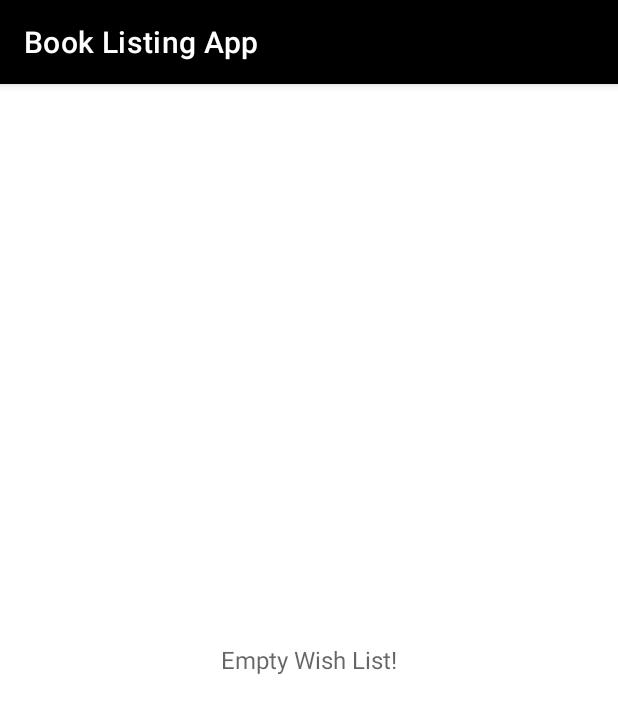
After one commit to OmarKhaledm21/Book-Listing-App-Android-Native-Java-, an Android app: the WishListActivity screen opened directly, with no data from a screen before it, on a phone screen of 412 x 824 dp. The commit adds this screen. Shown: the top 713 px of the screen. Run offline under Robolectric (Android 15) with nearby library versions, the phone set to English and light mode, and no system bars.

Commit message:
added wishlist activity

```diff
--- /dev/null
+++ b/app/src/main/java/com/projects/booklistingapp/WishListActivity.java
@@ -0,0 +1,36 @@
+package com.projects.booklistingapp;
+
+import androidx.appcompat.app.AppCompatActivity;
+
+import android.os.Bundle;
+import android.util.Log;
+import android.widget.ListView;
+import android.widget.TextView;
+
+import java.util.ArrayList;
+
+
+public class WishListActivity extends AppCompatActivity {
+
+    @Override
+    protected void onCreate(Bundle savedInstanceState) {
+        super.onCreate(savedInstanceState);
+        setContentView(R.layout.activity_wish_list);
+
+
+        ListView listView = (ListView) findViewById(R.id.list);
+
+
+        ArrayList<Book> books = null;
+
+        if(books!= null && books.size()>0) {
+            BooksAdapter booksAdapter = new BooksAdapter(WishListActivity.this, 0, books);
+            listView.setAdapter(booksAdapter);
+        }else{
+            TextView textView = (TextView) findViewById(R.id.empty_view);
+            textView.setText("Empty Wish List!");
+        }
+    }
+
+
+}
--- /dev/null
+++ b/app/src/main/res/layout/activity_wish_list.xml
@@ -0,0 +1,24 @@
+<?xml version="1.0" encoding="utf-8"?>
+<RelativeLayout xmlns:android="http://schemas.android.com/apk/res/android"
+    android:layout_width="match_parent"
+    android:layout_height="match_parent">
+
+
+    <ListView
+        android:id="@+id/list"
+        android:layout_width="match_parent"
+        android:layout_height="match_parent"
+        android:divider="@null"
+        android:dividerHeight="0dp"
+        android:orientation="vertical" />
+
+
+    <TextView
+        android:id="@+id/empty_view"
+        android:textSize="@dimen/text_size_list_item"
+        android:layout_width="wrap_content"
+        android:layout_height="wrap_content"
+        android:layout_centerInParent="true"
+        android:textAppearance="?android:textAppearanceMedium" />
+
+</RelativeLayout>
--- /dev/null
+++ b/app/src/main/res/menu/main_menu.xml
@@ -0,0 +1,6 @@
+<?xml version="1.0" encoding="utf-8"?>
+<menu xmlns:android="http://schemas.android.com/apk/res/android">
+    <item
+        android:id="@+id/menu1"
+        android:title="@string/my_wish_list" />
+</menu>
--- a/app/src/main/res/values/strings.xml
+++ b/app/src/main/res/values/strings.xml
@@ -2,4 +2,7 @@
     <string name="app_name">Book Listing App</string>
     <string name="confirmSuggest">Get Suggestions</string>
     <string name="no_internet_connection">NO CONNECTION!</string>
+    <string name="no_link_provided">Cannot find any links for the selected item!</string>
+    <string name="publish_date">NO PUBLISH DATE PROVIDED</string>
+    <string name="my_wish_list">My Wish List</string>
 </resources>
--- a/app/src/main/res/values/themes.xml
+++ b/app/src/main/res/values/themes.xml
@@ -2,8 +2,8 @@
     <!-- Base application theme. -->
     <style name="Theme.BookListingApp" parent="Theme.MaterialComponents.DayNight.DarkActionBar">
         <!-- Primary brand color. -->
-        <item name="colorPrimary">@color/purple_500</item>
-        <item name="colorPrimaryVariant">@color/purple_700</item>
+        <item name="colorPrimary">@color/black</item>
+        <item name="colorPrimaryVariant">@color/black</item>
         <item name="colorOnPrimary">@color/white</item>
         <!-- Secondary brand color. -->
         <item name="colorSecondary">@color/teal_200</item>
@@ -12,5 +12,7 @@
         <!-- Status bar color. -->
         <item name="android:statusBarColor" tools:targetApi="l">?attr/colorPrimaryVariant</item>
         <!-- Customize your theme here. -->
+
+
     </style>
 </resources>
```
Also changed, not shown: app/src/main/AndroidManifest.xml (+5 -4 lines), app/src/main/java/com/projects/booklistingapp/BookListingActivity.java (+11 -2 lines), app/src/main/java/com/projects/booklistingapp/BooksAdapter.java (+35 -0 lines), app/src/main/java/com/projects/booklistingapp/MainActivity.java (+23 -3 lines), app/src/main/java/com/projects/booklistingapp/WishList.java (added, +29 -0 lines), app/src/main/res/layout/list_item.xml (+20 -5 lines).
